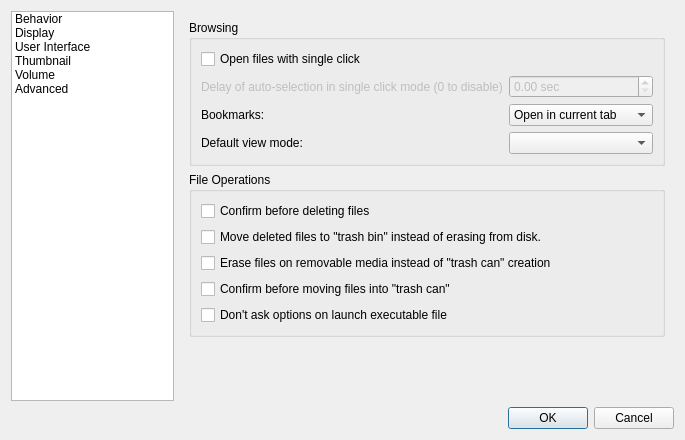
First picture: the form in pcmanfm/preferences.ui, repository lubuntu-team/pavucontrol-qt-packaging, before the edit.
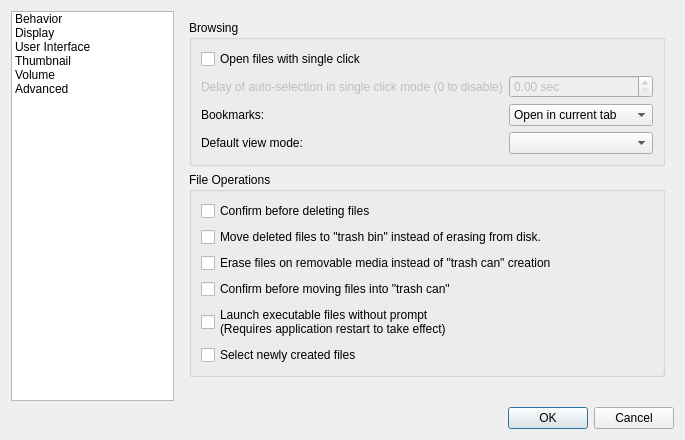
Second picture: the form after the edit. Icons and pictures are not drawn.

Diff of the .ui file:
```diff
--- a/pcmanfm/preferences.ui
+++ b/pcmanfm/preferences.ui
@@ -190,7 +190,15 @@
             <item>
              <widget class="QCheckBox" name="quickExec">
               <property name="text">
-               <string>Don't ask options on launch executable file</string>
+               <string>Launch executable files without prompt
+(Requires application restart to take effect)</string>
+              </property>
+             </widget>
+            </item>
+            <item>
+             <widget class="QCheckBox" name="selectNewFiles">
+              <property name="text">
+               <string>Select newly created files</string>
               </property>
              </widget>
             </item>
```
